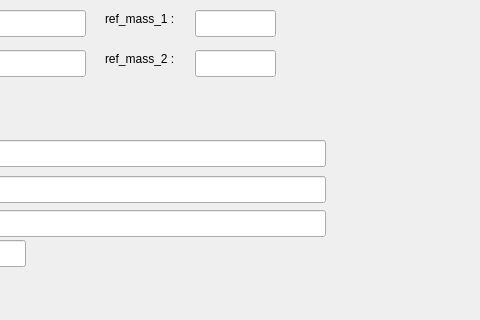
Old version of the form InterfProc/util/config.ui in the repository floo4d/floo4d_draft; both pictures show x 215 to 695 and y 0 to 320 of the 786 by 780 pixel window.
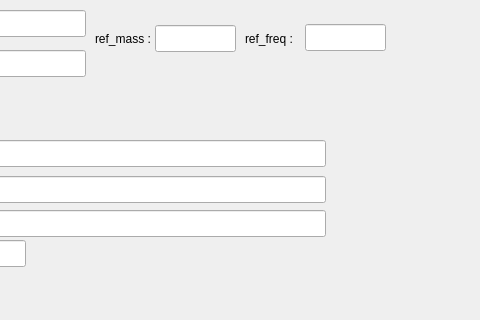
New version of the form.

Commit message: handling parameters with no value, blank in the interface

The edit to the form file:
```diff
--- a/InterfProc/util/config.ui
+++ b/InterfProc/util/config.ui
@@ -437,21 +437,21 @@
    <widget class="QLabel" name="label_13">
     <property name="geometry">
      <rect>
-      <x>320</x>
-      <y>10</y>
+      <x>310</x>
+      <y>30</y>
       <width>81</width>
       <height>17</height>
      </rect>
     </property>
     <property name="text">
-     <string>ref_mass_1 : </string>
+     <string>ref_mass : </string>
     </property>
    </widget>
    <widget class="QLineEdit" name="lineEdit_13">
     <property name="geometry">
      <rect>
-      <x>410</x>
-      <y>10</y>
+      <x>370</x>
+      <y>25</y>
       <width>81</width>
       <height>27</height>
      </rect>
@@ -460,8 +460,8 @@
    <widget class="QLineEdit" name="lineEdit_14">
     <property name="geometry">
      <rect>
-      <x>410</x>
-      <y>50</y>
+      <x>520</x>
+      <y>24</y>
       <width>81</width>
       <height>27</height>
      </rect>
@@ -473,14 +473,14 @@
    <widget class="QLabel" name="label_14">
     <property name="geometry">
      <rect>
-      <x>320</x>
-      <y>50</y>
+      <x>460</x>
+      <y>30</y>
       <width>91</width>
       <height>17</height>
      </rect>
     </property>
     <property name="text">
-     <string>ref_mass_2 : </string>
+     <string>ref_freq : </string>
     </property>
    </widget>
   </widget>
```
The commit also changes 2 other files.
